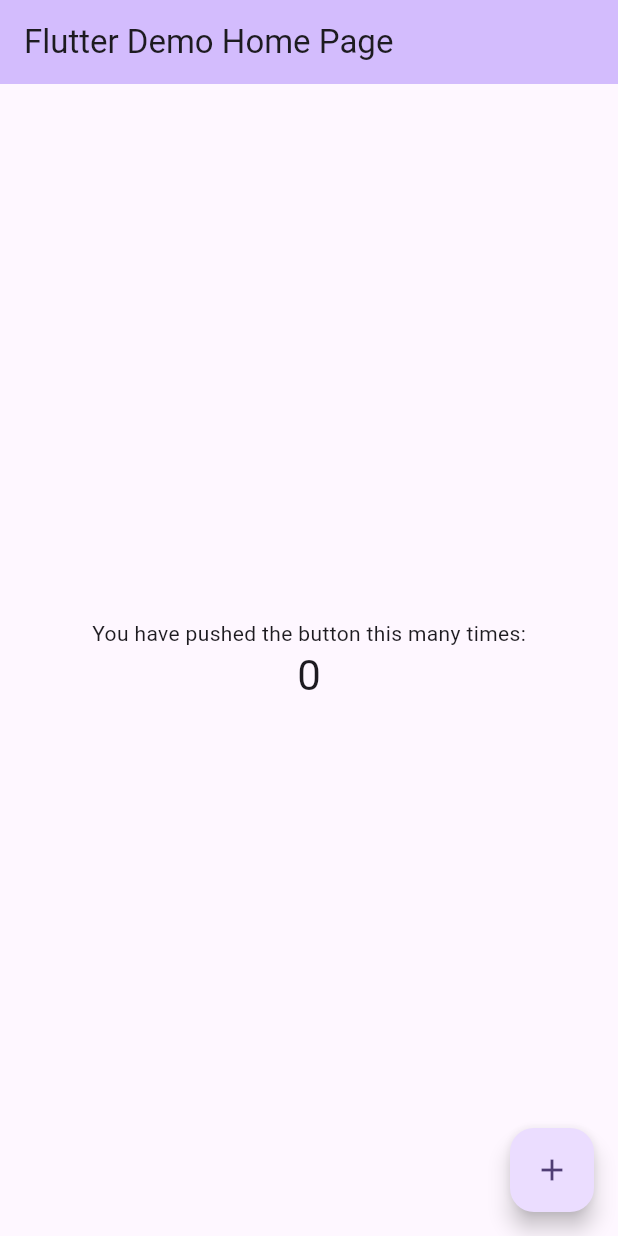
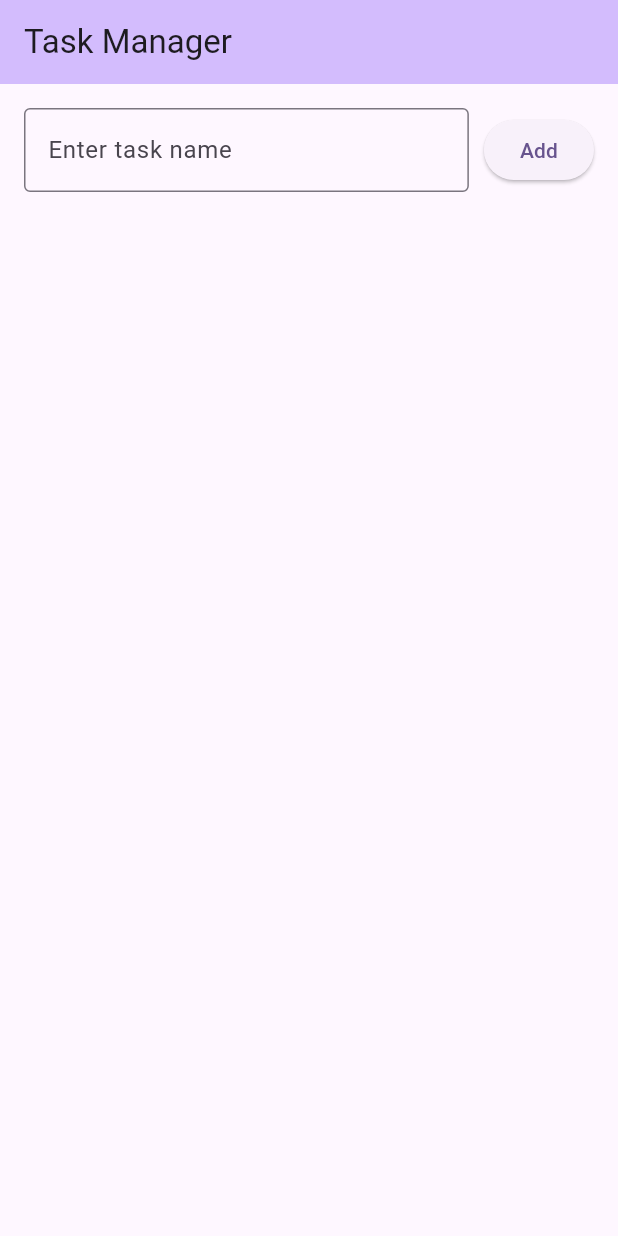
Before and after one commit to vk1hub/Task-Manager, a Flutter app: the screen it shows after launch, on a phone screen of 412 x 824 dp. Run offline on Flutter 3.47's test engine with Material 3 defaults, Android fonts, the phone set to English and light mode, and no system bars.

Commit message:
Added task text box, and add button. No logic yet

```diff
--- a/lib/main.dart
+++ b/lib/main.dart
@@ -7,45 +7,20 @@ void main() {
 class MyApp extends StatelessWidget {
   const MyApp({super.key});
 
-  // This widget is the root of your application.
   @override
   Widget build(BuildContext context) {
     return MaterialApp(
-      title: 'Flutter Demo',
+      title: 'Task Manager',
       theme: ThemeData(
-        // This is the theme of your application.
-        //
-        // TRY THIS: Try running your application with "flutter run". You'll see
-        // the application has a purple toolbar. Then, without quitting the app,
-        // try changing the seedColor in the colorScheme below to Colors.green
-        // and then invoke "hot reload" (save your changes or press the "hot
-        // reload" button in a Flutter-supported IDE, or press "r" if you used
-        // the command line to start the app).
-        //
-        // Notice that the counter didn't reset back to zero; the application
-        // state is not lost during the reload. To reset the state, use hot
-        // restart instead.
-        //
-        // This works for code too, not just values: Most code changes can be
-        // tested with just a hot reload.
         colorScheme: ColorScheme.fromSeed(seedColor: Colors.deepPurple),
       ),
-      home: const MyHomePage(title: 'Flutter Demo Home Page'),
+      home: const MyHomePage(title: 'Task Manager'),
     );
   }
 }
 
 class MyHomePage extends StatefulWidget {
   const MyHomePage({super.key, required this.title});
-
-  // This widget is the home page of your application. It is stateful, meaning
-  // that it has a State object (defined below) that contains fields that affect
-  // how it looks.
-
-  // This class is the configuration for the state. It holds the values (in this
-  // case the title) provided by the parent (in this case the App widget) and
-  // used by the build method of the State. Fields in a Widget subclass are
-  // always marked "final".
 
   final String title;
 
@@ -54,69 +29,41 @@ class MyHomePage extends StatefulWidget {
 }
 
 class _MyHomePageState extends State<MyHomePage> {
-  int _counter = 0;
-
-  void _incrementCounter() {
-    setState(() {
-      // This call to setState tells the Flutter framework that something has
-      // changed in this State, which causes it to rerun the build method below
-      // so that the display can reflect the updated values. If we changed
-      // _counter without calling setState(), then the build method would not be
-      // called again, and so nothing would appear to happen.
-      _counter++;
-    });
-  }
+  final TextEditingController _taskController = TextEditingController();
 
   @override
   Widget build(BuildContext context) {
-    // This method is rerun every time setState is called, for instance as done
-    // by the _incrementCounter method above.
-    //
-    // The Flutter framework has been optimized to make rerunning build methods
-    // fast, so that you can just rebuild anything that needs updating rather
-    // than having to individually change instances of widgets.
     return Scaffold(
       appBar: AppBar(
-        // TRY THIS: Try changing the color here to a specific color (to
-        // Colors.amber, perhaps?) and trigger a hot reload to see the AppBar
-        // change color while the other colors stay the same.
         backgroundColor: Theme.of(context).colorScheme.inversePrimary,
-        // Here we take the value from the MyHomePage object that was created by
-        // the App.build method, and use it to set our appbar title.
         title: Text(widget.title),
       ),
-      body: Center(
-        // Center is a layout widget. It takes a single child and positions it
-        // in the middle of the parent.
+      body: Padding(
+        padding: const EdgeInsets.all(16.0),
         child: Column(
-          // Column is also a layout widget. It takes a list of children and
-          // arranges them vertically. By default, it sizes itself to fit its
-          // children horizontally, and tries to be as tall as its parent.
-          //
-          // Column has various properties to control how it sizes itself and
-          // how it positions its children. Here we use mainAxisAlignment to
-          // center the children vertically; the main axis here is the vertical
-          // axis because Columns are vertical (the cross axis would be
-          // horizontal).
-          //
-          // TRY THIS: Invoke "debug painting" (choose the "Toggle Debug Paint"
-          // action in the IDE, or press "p" in the console), to see the
-          // wireframe for each widget.
-          mainAxisAlignment: MainAxisAlignment.center,
-          children: <Widget>[
-            const Text('You have pushed the button this many times:'),
-            Text(
-              '$_counter',
-              style: Theme.of(context).textTheme.headlineMedium,
+          children: [
+            Row(
+              children: [
+                Expanded(
+                  child: TextField(
+                    controller: _taskController,
+                    decoration: const InputDecoration(
+                      hintText: 'Enter task name',
+                      border: OutlineInputBorder(),
+                    ),
+                  ),
+                ),
+                const SizedBox(width: 10),
+                ElevatedButton(
+                  onPressed: () {
+                  },
+                  child: const Text('Add'),
+                ),
+              ],
             ),
           ],
         ),
       ),
-      floatingActionButton: FloatingActionButton(
-        onPressed: _incrementCounter,
-        tooltip: 'Increment',
-        child: const Icon(Icons.add),
-      ), // This trailing comma makes auto-formatting nicer for build methods.
     );
   }
 }
```
